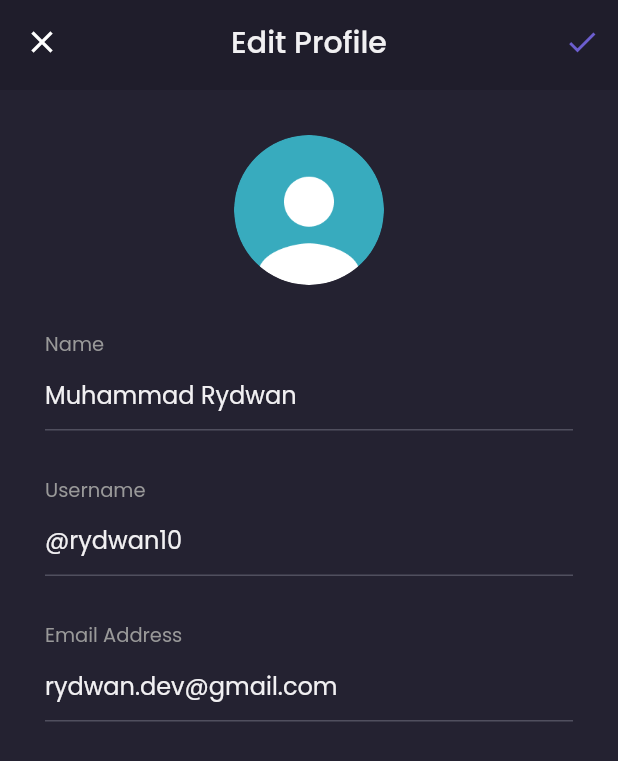
After one commit to rydwan10/fullstack-laravel-flutter-e-commerce, a Flutter app: the MainPage screen opened by its route, item 4 of the bottom bar chosen, after a tap on "Edit Profile", on a phone screen of 412 x 824 dp. The commit adds this screen. Shown: the top 761 px of the screen. Run offline on Flutter 3.47's test engine with Material 2 defaults, Android fonts, the phone set to English and light mode, and no system bars; our stand-ins replace google_fonts.

Commit message:
Finish: edit profile page

```diff
--- a/shamo/lib/main.dart
+++ b/shamo/lib/main.dart
@@ -1,5 +1,6 @@
 import "package:flutter/material.dart";
 import 'package:shamo/pages/detail_chat_page.dart';
+import 'package:shamo/pages/edit_profle_page.dart';
 import 'package:shamo/pages/home/main_page.dart';
 import 'package:shamo/pages/sign_in_page.dart';
 import 'package:shamo/pages/sign_up_page.dart';
@@ -19,7 +20,8 @@
         '/sign-in': (context) => const SignInPage(),
         '/sign-up': (context) => const SignUpPage(),
         '/home': (context) => MainPage(),
-        '/detail-chat': (context) => const DetailChatPage()
+        '/detail-chat': (context) => const DetailChatPage(),
+        '/edit-profile': (context) => const EditProfilePage(),
       },
     );
   }
--- /dev/null
+++ b/shamo/lib/pages/edit_profle_page.dart
@@ -0,0 +1,161 @@
+import 'package:flutter/material.dart';
+import 'package:shamo/theme.dart';
+
+class EditProfilePage extends StatelessWidget {
+  const EditProfilePage({Key? key}) : super(key: key);
+
+  @override
+  Widget build(BuildContext context) {
+    Widget header() {
+      return AppBar(
+        leading: IconButton(
+          onPressed: () {
+            Navigator.pop(context);
+          },
+          icon: const Icon(Icons.close),
+        ),
+        backgroundColor: backgroundColor1,
+        elevation: 0,
+        centerTitle: true,
+        title: Text(
+          "Edit Profile",
+          style: primaryTextStyle,
+        ),
+        actions: [
+          IconButton(
+            onPressed: () {},
+            icon: Icon(Icons.check),
+            color: primaryColor,
+          ),
+        ],
+      );
+    }
+
+    Widget nameInput() {
+      return Container(
+        margin: const EdgeInsets.only(top: 30),
+        child: Column(
+          crossAxisAlignment: CrossAxisAlignment.start,
+          children: [
+            Text(
+              "Name",
+              style: secondaryTextStyle.copyWith(
+                fontSize: 13,
+              ),
+            ),
+            TextFormField(
+              style: primaryTextStyle,
+              decoration: InputDecoration(
+                hintText: "Muhammad Rydwan",
+                hintStyle: primaryTextStyle,
+                enabledBorder: UnderlineInputBorder(
+                  borderSide: BorderSide(
+                    color: subtitleColor,
+                  ),
+                ),
+              ),
+            )
+          ],
+        ),
+      );
+    }
+
+    Widget usernmaeInput() {
+      return Container(
+        margin: const EdgeInsets.only(top: 30),
+        child: Column(
+          crossAxisAlignment: CrossAxisAlignment.start,
+          children: [
+            Text(
+              "Username",
+              style: secondaryTextStyle.copyWith(
+                fontSize: 13,
+              ),
+            ),
+            TextFormField(
+              style: primaryTextStyle,
+              decoration: InputDecoration(
+                hintText: "@rydwan10",
+                hintStyle: primaryTextStyle,
+                enabledBorder: UnderlineInputBorder(
+                  borderSide: BorderSide(
+                    color: subtitleColor,
+                  ),
+                ),
+              ),
+            )
+          ],
+        ),
+      );
+    }
+
+    Widget emailInput() {
+      return Container(
+        margin: const EdgeInsets.only(top: 30),
+        child: Column(
+          crossAxisAlignment: CrossAxisAlignment.start,
+          children: [
+            Text(
+              "Email Address",
+              style: secondaryTextStyle.copyWith(
+                fontSize: 13,
+              ),
+            ),
+            TextFormField(
+              style: primaryTextStyle,
+              decoration: InputDecoration(
+                hintText: "rydwan.dev@gmail.com",
+                hintStyle: primaryTextStyle,
+                enabledBorder: UnderlineInputBorder(
+                  borderSide: BorderSide(
+                    color: subtitleColor,
+                  ),
+                ),
+              ),
+            )
+          ],
+        ),
+      );
+    }
+
+    Widget content() {
+      return Container(
+        padding: EdgeInsets.symmetric(
+          horizontal: defaultMargin,
+        ),
+        width: double.infinity,
+        child: Column(
+          crossAxisAlignment: CrossAxisAlignment.center,
+          children: [
+            Container(
+              width: 100,
+              height: 100,
+              margin: EdgeInsets.only(
+                top: defaultMargin,
+              ),
+              decoration: const BoxDecoration(
+                shape: BoxShape.circle,
+                image: DecorationImage(
+                  image: AssetImage("assets/image_profile.png"),
+                ),
+              ),
+            ),
+            nameInput(),
+            usernmaeInput(),
+            emailInput(),
+          ],
+        ),
+      );
+    }
+
+    return Scaffold(
+      backgroundColor: backgroundColor3,
+      appBar: PreferredSize(
+        child: SafeArea(child: header()),
+        preferredSize: const Size.fromHeight(60),
+      ),
+      body: content(),
+      resizeToAvoidBottomInset: false,
+    );
+  }
+}
--- a/shamo/lib/pages/home/main_page.dart
+++ b/shamo/lib/pages/home/main_page.dart
@@ -128,7 +128,7 @@
     }
 
     return Scaffold(
-      backgroundColor: backgroundColor1,
+      backgroundColor: currentIndex == 0 ? backgroundColor1 : backgroundColor3,
       floatingActionButton: cartButton(),
       floatingActionButtonLocation: FloatingActionButtonLocation.centerDocked,
       bottomNavigationBar: customBottomNav(),
--- a/shamo/lib/pages/home/profile_page.dart
+++ b/shamo/lib/pages/home/profile_page.dart
@@ -4,6 +4,8 @@
 class ProfilePage extends StatelessWidget {
   const ProfilePage({Key? key}) : super(key: key);
 
+  @override
+  Widget build(BuildContext context) {
     Widget header() {
       return AppBar(
         backgroundColor: backgroundColor1,
@@ -43,9 +45,15 @@
                     ],
                   ),
                 ),
-              Image.asset(
+                GestureDetector(
+                  onTap: () {
+                    Navigator.pushNamedAndRemoveUntil(
+                        context, "/sign-in", (route) => false);
+                  },
+                  child: Image.asset(
                     "assets/button_exit.png",
                     width: 20,
+                  ),
                 )
               ],
             ),
@@ -56,17 +64,19 @@
 
     Widget menuItem({String text = ""}) {
       return Container(
-      height: 30,
+        height: 35,
         margin: const EdgeInsets.only(
           top: 16,
         ),
         child: Row(
           mainAxisAlignment: MainAxisAlignment.spaceBetween,
           children: [
-          Text(
+            Expanded(
+              child: Text(
                 text,
                 style: secondaryTextStyle.copyWith(
                   fontSize: 15,
+                ),
               ),
             ),
             Icon(
@@ -99,8 +109,13 @@
                   fontWeight: semibold,
                 ),
               ),
-            menuItem(
+              GestureDetector(
+                onTap: () {
+                  Navigator.pushNamed(context, "/edit-profile");
+                },
+                child: menuItem(
                   text: "Edit Profile",
+                ),
               ),
               menuItem(
                 text: "Your Orders",
@@ -133,8 +148,6 @@
       );
     }
 
-  @override
-  Widget build(BuildContext context) {
     return Column(
       children: [
         header(),
```
Lines whose indentation alone changed are shown as unchanged.
